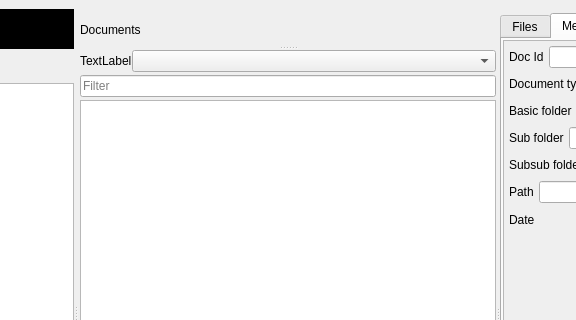
Old version of the form datatex.ui in the repository CSMathematics/DataTex; both pictures show x 375 to 951 and y 0 to 320 of the 1322 by 650 pixel window.
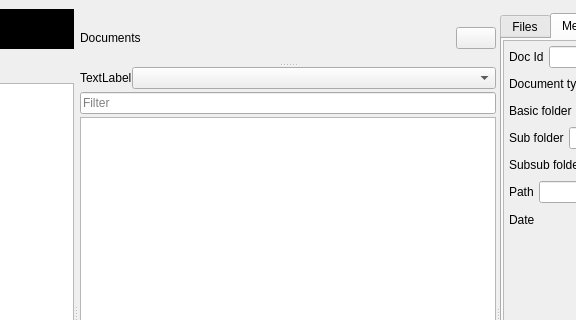
New version of the form. The open tabs and pages were chosen to show the change. Icons and pictures are not drawn. Custom widgets are drawn as their Qt base class.

Diff of the .ui file:
```diff
--- a/datatex.ui
+++ b/datatex.ui
@@ -1063,12 +1063,40 @@
             <widget class="QWidget" name="layoutWidget">
              <layout class="QVBoxLayout" name="verticalLayout_8">
               <item>
-               <widget class="QLabel" name="label_49">
+               <layout class="QHBoxLayout" name="horizontalLayout_17">
+                <item>
+                 <widget class="QLabel" name="CurrentDocBaseLabel">
                 <property name="text">
                  <string>Documents</string>
                 </property>
                </widget>
               </item>
+                <item>
+                 <spacer name="horizontalSpacer_4">
+                  <property name="orientation">
+                   <enum>Qt::Horizontal</enum>
+                  </property>
+                  <property name="sizeHint" stdset="0">
+                   <size>
+                    <width>40</width>
+                    <height>20</height>
+                   </size>
+                  </property>
+                 </spacer>
+                </item>
+                <item>
+                 <widget class="QPushButton" name="ClearFiltersDD">
+                  <property name="text">
+                   <string/>
+                  </property>
+                  <property name="icon">
+                   <iconset resource="images.qrc">
+                    <normaloff>:/images/kt-remove-filters.svg</normaloff>:/images/kt-remove-filters.svg</iconset>
+                  </property>
+                 </widget>
+                </item>
+               </layout>
+              </item>
              </layout>
             </widget>
             <widget class="QWidget" name="gridLayoutWidget_2">
```
Left out of the diff: 41 changed lines with no effect on the pictures. Lines whose indentation alone changed are shown as unchanged.
